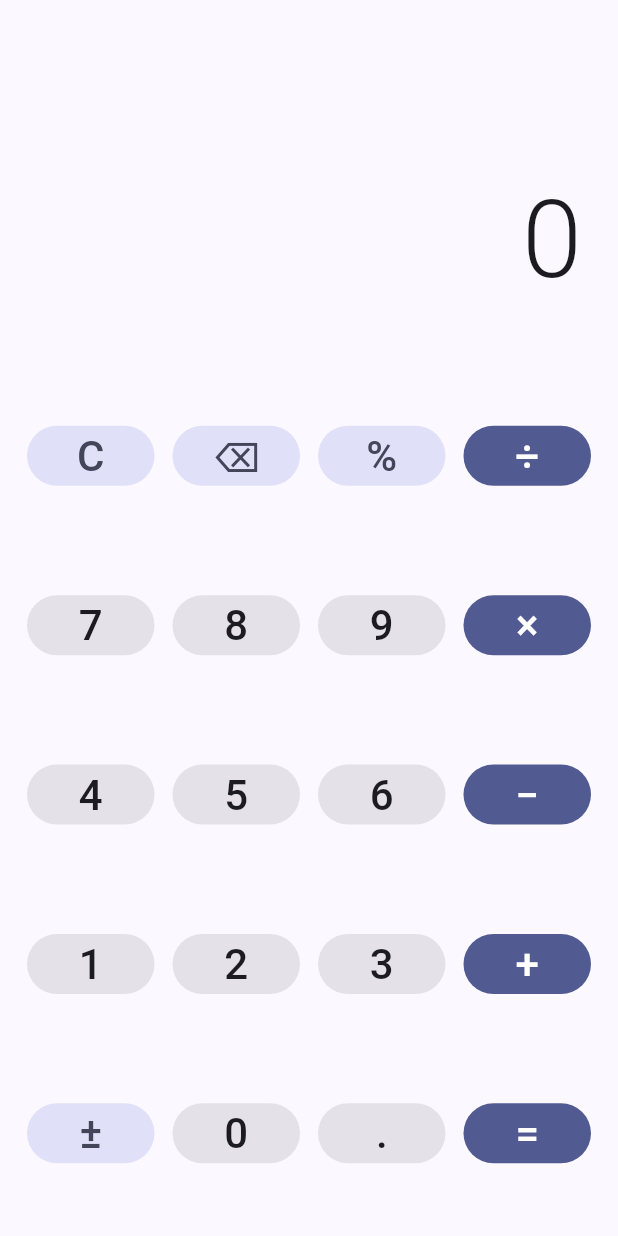
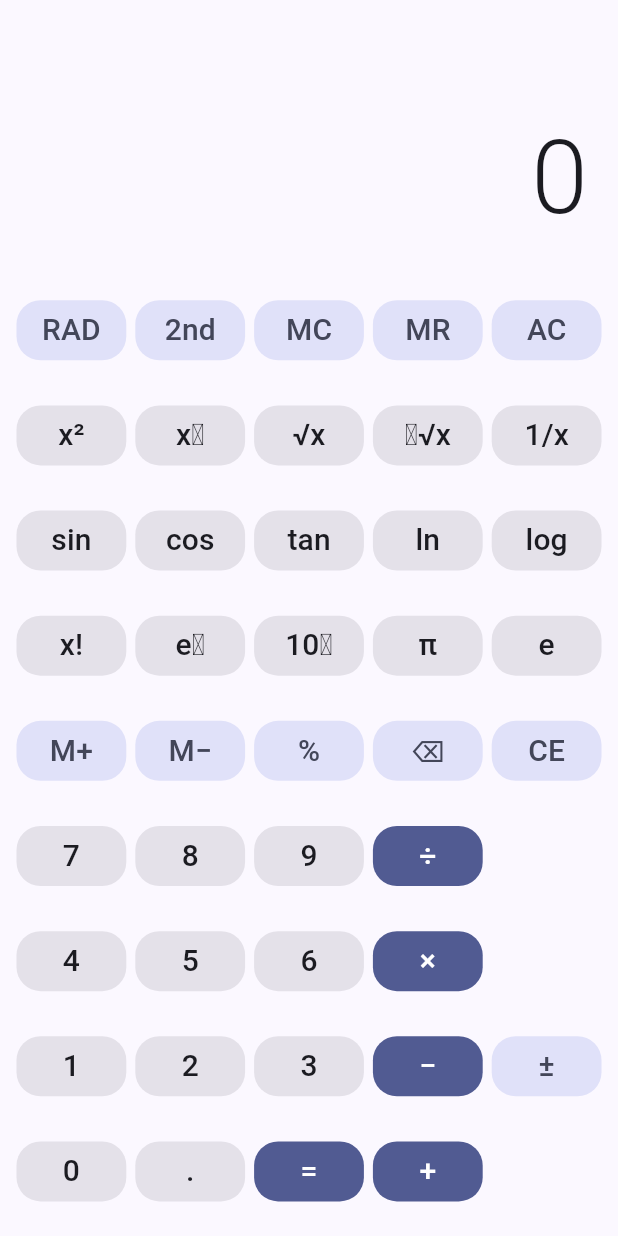
Before and after one commit to Danii-Fedo10/calculator_app, a Flutter app: the screen it shows after launch, on a phone screen of 412 x 824 dp. Run offline on Flutter 3.47's test engine with Material 3 defaults, Android fonts, the phone set to English and light mode, and no system bars.

Commit message:
add other math  operations and change app favicon to custom calculator

```diff
--- a/lib/calc_button.dart
+++ b/lib/calc_button.dart
@@ -21,9 +21,13 @@ class CalcButton extends StatelessWidget {
       style: FilledButton.styleFrom(
         backgroundColor: backgroundColor,
         foregroundColor: foregroundColor,
-        shape: RoundedRectangleBorder(borderRadius: BorderRadius.circular(20)),
+        padding: EdgeInsets.zero,
+        shape: RoundedRectangleBorder(borderRadius: BorderRadius.circular(16)),
       ),
-      child: Text(label, style: const TextStyle(fontSize: 28)),
+      child: FittedBox(
+        fit: BoxFit.scaleDown,
+        child: Text(label, style: const TextStyle(fontSize: 20)),
+      ),
     );
   }
 }
--- a/lib/calculator_page.dart
+++ b/lib/calculator_page.dart
@@ -12,18 +12,52 @@ class CalculatorPage extends StatefulWidget {
 
 class _CalculatorPageState extends State<CalculatorPage> {
   final _engine = CalculatorEngine();
+  bool _secondFunctions = false;
 
   static const _rows = [
-    ['C', '⌫', '%', '÷'],
-    ['7', '8', '9', '×'],
-    ['4', '5', '6', '−'],
-    ['1', '2', '3', '+'],
-    ['±', '0', '.', '='],
+    ['RAD', '2nd', 'MC', 'MR', 'AC'],
+    ['x²', 'xʸ', '√x', 'ʸ√x', '1/x'],
+    ['sin', 'cos', 'tan', 'ln', 'log'],
+    ['x!', 'eˣ', '10ˣ', 'π', 'e'],
+    ['M+', 'M−', '%', '⌫', 'CE'],
+    ['7', '8', '9', '÷', ''],
+    ['4', '5', '6', '×', ''],
+    ['1', '2', '3', '−', '±'],
+    ['0', '.', '=', '+', ''],
   ];
 
-  void _onPressed(String label) {
+  String _visibleLabel(String label) {
+    if (!_secondFunctions) return label;
+    return switch (label) {
+      'sin' => 'sin⁻¹',
+      'cos' => 'cos⁻¹',
+      'tan' => 'tan⁻¹',
+      'x²' => '√x',
+      '√x' => 'x²',
+      'ln' => 'eˣ',
+      'eˣ' => 'ln',
+      'log' => '10ˣ',
+      '10ˣ' => 'log',
+      'xʸ' => 'ʸ√x',
+      'ʸ√x' => 'xʸ',
+      _ => label,
+    };
+  }
+
+  void _onPressed(String originalLabel) {
+    if (originalLabel.isEmpty) return;
+    final label = _visibleLabel(originalLabel);
+
     setState(() {
       switch (label) {
+        case 'RAD':
+          _engine.toggleAngleUnit();
+        case '2nd':
+          _secondFunctions = !_secondFunctions;
+        case 'AC':
+          _engine.clear();
+        case 'CE':
+          _engine.clearEntry();
         case 'C':
           _engine.clear();
         case '⌫':
@@ -36,8 +70,33 @@ class _CalculatorPageState extends State<CalculatorPage> {
           _engine.inputDecimal();
         case '=':
           _engine.equals();
-        case '÷' || '×' || '−' || '+':
+        case 'MC':
+          _engine.memoryClear();
+        case 'MR':
+          _engine.memoryRecall();
+        case 'M+':
+          _engine.memoryAdd();
+        case 'M−':
+          _engine.memorySubtract();
+        case 'π' || 'e':
+          _engine.useConstant(label);
+        case '÷' || '×' || '−' || '+' || 'xʸ' || 'ʸ√x':
           _engine.inputOperator(label);
+        case 'x²' ||
+              '√x' ||
+              '1/x' ||
+              'x!' ||
+              'sin' ||
+              'cos' ||
+              'tan' ||
+              'sin⁻¹' ||
+              'cos⁻¹' ||
+              'tan⁻¹' ||
+              'ln' ||
+              'log' ||
+              'eˣ' ||
+              '10ˣ':
+          _engine.applyFunction(label);
         default:
           _engine.inputDigit(label);
       }
@@ -45,7 +104,13 @@ class _CalculatorPageState extends State<CalculatorPage> {
   }
 
   bool _isOperator(String label) => '÷×−+='.contains(label);
-  bool _isAction(String label) => ['C', '⌫', '%', '±'].contains(label);
+
+  bool _isAction(String label) =>
+      {'AC', 'CE', 'C', '⌫', '±', '%', 'RAD', '2nd', 'MC', 'MR', 'M+', 'M−'}
+          .contains(label);
+
+  String _buttonLabel(String label) =>
+      label == 'RAD' ? _engine.angleUnit : _visibleLabel(label);
 
   @override
   Widget build(BuildContext context) {
@@ -59,7 +124,7 @@ class _CalculatorPageState extends State<CalculatorPage> {
               flex: 2,
               child: Container(
                 alignment: Alignment.bottomRight,
-                padding: const EdgeInsets.all(24),
+                padding: const EdgeInsets.fromLTRB(20, 12, 20, 16),
                 child: Column(
                   mainAxisAlignment: MainAxisAlignment.end,
                   crossAxisAlignment: CrossAxisAlignment.end,
@@ -67,7 +132,7 @@ class _CalculatorPageState extends State<CalculatorPage> {
                     Text(
                       _engine.expression,
                       key: const Key('expression'),
-                      style: TextStyle(fontSize: 20, color: scheme.outline),
+                      style: TextStyle(fontSize: 18, color: scheme.outline),
                     ),
                     const SizedBox(height: 8),
                     Flexible(
@@ -78,7 +143,7 @@ class _CalculatorPageState extends State<CalculatorPage> {
                           key: const Key('display'),
                           maxLines: 1,
                           style: const TextStyle(
-                            fontSize: 72,
+                            fontSize: 68,
                             fontWeight: FontWeight.w300,
                           ),
                         ),
@@ -89,9 +154,9 @@ class _CalculatorPageState extends State<CalculatorPage> {
               ),
             ),
             Expanded(
-              flex: 5,
+              flex: 7,
               child: Padding(
-                padding: const EdgeInsets.all(12),
+                padding: const EdgeInsets.fromLTRB(8, 2, 8, 8),
                 child: Column(
                   children: [
                     for (final row in _rows)
@@ -100,18 +165,22 @@ class _CalculatorPageState extends State<CalculatorPage> {
                           children: [
                             for (final label in row)
                               Expanded(
-                                child: Padding(
-                                  padding: const EdgeInsets.all(6),
+                                child: label.isEmpty
+                                    ? const SizedBox.shrink()
+                                    : Padding(
+                                        padding: const EdgeInsets.all(3),
                                         child: CalcButton(
                                           key: ValueKey('key_$label'),
-                                    label: label,
+                                          label: _buttonLabel(label),
                                           onPressed: () => _onPressed(label),
-                                    backgroundColor: _isOperator(label)
+                                          backgroundColor:
+                                              _isOperator(label)
                                               ? scheme.primary
                                               : _isAction(label)
                                               ? scheme.secondaryContainer
                                               : scheme.surfaceContainerHighest,
-                                    foregroundColor: _isOperator(label)
+                                          foregroundColor:
+                                              _isOperator(label)
                                               ? scheme.onPrimary
                                               : _isAction(label)
                                               ? scheme.onSecondaryContainer
```
Also changed, not shown: lib/calculator_engine.dart (+144 -26 lines), 3 other files. Lines whose indentation alone changed are shown as unchanged.
